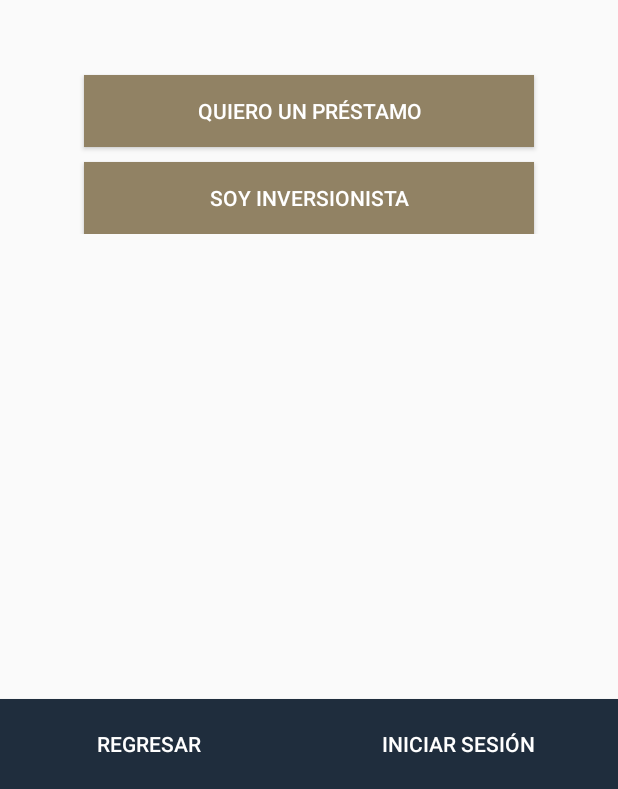
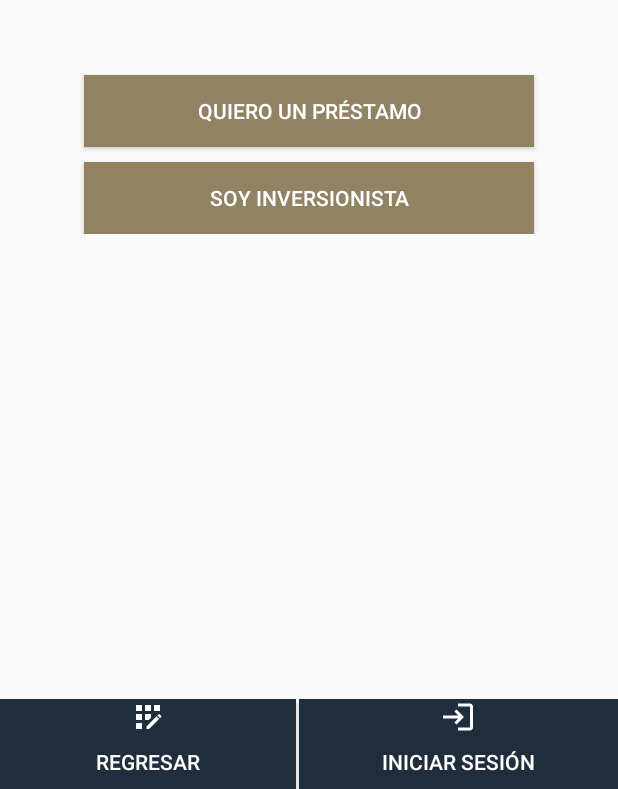
Before and after one commit to justkoki/upc201100648appCR, an Android app: the RegistroPerfilActivity screen opened directly, with no data from a screen before it, on a phone screen of 412 x 824 dp, the part 447-1236 px from its top. Run offline under Robolectric (Android 15) with nearby library versions, the phone set to English and light mode, and no system bars.

Commit message:
Iconos en botones de pantallas de inicio (Mockup)

```diff
--- /dev/null
+++ b/proyectoDPMAC/app/src/main/res/drawable/icon_btn_login_24dp.xml
@@ -0,0 +1,5 @@
+<vector android:autoMirrored="true" android:height="24dp"
+    android:tint="#FFFFFF" android:viewportHeight="24"
+    android:viewportWidth="24" android:width="24dp" xmlns:android="http://schemas.android.com/apk/res/android">
+    <path android:fillColor="@android:color/white" android:pathData="M11,7L9.6,8.4l2.6,2.6H2v2h10.2l-2.6,2.6L11,17l5,-5L11,7zM20,19h-8v2h8c1.1,0 2,-0.9 2,-2V5c0,-1.1 -0.9,-2 -2,-2h-8v2h8V19z"/>
+</vector>
--- /dev/null
+++ b/proyectoDPMAC/app/src/main/res/drawable/icon_btn_registration_24dp.xml
@@ -0,0 +1,12 @@
+<vector android:height="24dp" android:tint="#FFFFFF"
+    android:viewportHeight="24" android:viewportWidth="24"
+    android:width="24dp" xmlns:android="http://schemas.android.com/apk/res/android">
+    <path android:fillColor="@android:color/white" android:pathData="M10,4h4v4h-4z"/>
+    <path android:fillColor="@android:color/white" android:pathData="M4,16h4v4h-4z"/>
+    <path android:fillColor="@android:color/white" android:pathData="M4,10h4v4h-4z"/>
+    <path android:fillColor="@android:color/white" android:pathData="M4,4h4v4h-4z"/>
+    <path android:fillColor="@android:color/white" android:pathData="M14,12.42l0,-2.42l-4,0l0,4l2.42,0z"/>
+    <path android:fillColor="@android:color/white" android:pathData="M20.88,11.29l-1.17,-1.17c-0.16,-0.16 -0.42,-0.16 -0.58,0L18.25,11L20,12.75l0.88,-0.88C21.04,11.71 21.04,11.45 20.88,11.29z"/>
+    <path android:fillColor="@android:color/white" android:pathData="M11,18.25l0,1.75l1.75,0l6.67,-6.67l-1.75,-1.75z"/>
+    <path android:fillColor="@android:color/white" android:pathData="M16,4h4v4h-4z"/>
+</vector>
--- a/proyectoDPMAC/app/src/main/res/layout/activity_inicio.xml
+++ b/proyectoDPMAC/app/src/main/res/layout/activity_inicio.xml
@@ -33,6 +33,7 @@
             android:layout_height="60dp"
             android:layout_weight="1"
             android:background="@color/cr_azul_oscuro"
+            android:drawableTop="@drawable/icon_btn_registration_24dp"
             android:textColor="@color/white"
             android:text="Registrarse" />
 
@@ -41,7 +42,9 @@
             android:layout_width="wrap_content"
             android:layout_height="60dp"
             android:layout_weight="1"
+            android:layout_marginLeft="2dp"
             android:background="@color/cr_azul_oscuro"
+            android:drawableTop="@drawable/icon_btn_login_24dp"
             android:textColor="@color/white"
             android:text="Iniciar Sesión" />
     </LinearLayout>
--- a/proyectoDPMAC/app/src/main/res/layout/activity_login_perfil.xml
+++ b/proyectoDPMAC/app/src/main/res/layout/activity_login_perfil.xml
@@ -64,6 +64,7 @@
             android:layout_height="60dp"
             android:layout_weight="1"
             android:background="@color/cr_azul_oscuro"
+            android:drawableTop="@drawable/icon_btn_registration_24dp"
             android:textColor="@color/white"
             android:text="Registrarse" />
 
@@ -72,7 +73,9 @@
             android:layout_width="wrap_content"
             android:layout_height="60dp"
             android:layout_weight="1"
+            android:layout_marginLeft="2dp"
             android:background="@color/cr_azul_oscuro"
+            android:drawableTop="@drawable/icon_btn_login_24dp"
             android:textColor="@color/white"
             android:text="Regresar" />
     </LinearLayout>
--- a/proyectoDPMAC/app/src/main/res/layout/activity_registro_perfil.xml
+++ b/proyectoDPMAC/app/src/main/res/layout/activity_registro_perfil.xml
@@ -64,6 +64,7 @@
             android:layout_height="60dp"
             android:layout_weight="1"
             android:background="@color/cr_azul_oscuro"
+            android:drawableTop="@drawable/icon_btn_registration_24dp"
             android:textColor="@color/white"
             android:text="Regresar" />
 
@@ -72,7 +73,9 @@
             android:layout_width="wrap_content"
             android:layout_height="60dp"
             android:layout_weight="1"
+            android:layout_marginLeft="2dp"
             android:background="@color/cr_azul_oscuro"
+            android:drawableTop="@drawable/icon_btn_login_24dp"
             android:textColor="@color/white"
             android:text="Iniciar Sesión" />
     </LinearLayout>
--- a/proyectoDPMAC/app/src/main/res/layout/activity_usuario_login_inversionista.xml
+++ b/proyectoDPMAC/app/src/main/res/layout/activity_usuario_login_inversionista.xml
@@ -76,6 +76,7 @@
             android:layout_width="match_parent"
             android:layout_height="wrap_content"
             android:background="@color/cr_azul_oscuro"
+            android:drawableTop="@drawable/icon_btn_login_24dp"
             android:textColor="@color/white"
             android:text="Iniciar Sesión" />
 
--- a/proyectoDPMAC/app/src/main/res/layout/activity_usuario_login_solicitante.xml
+++ b/proyectoDPMAC/app/src/main/res/layout/activity_usuario_login_solicitante.xml
@@ -76,6 +76,7 @@
             android:layout_width="match_parent"
             android:layout_height="wrap_content"
             android:background="@color/cr_azul_oscuro"
+            android:drawableTop="@drawable/icon_btn_login_24dp"
             android:textColor="@color/white"
             android:text="Iniciar Sesión" />
 
--- a/proyectoDPMAC/app/src/main/res/layout/activity_usuario_registrar_inversionista.xml
+++ b/proyectoDPMAC/app/src/main/res/layout/activity_usuario_registrar_inversionista.xml
@@ -96,6 +96,7 @@
             android:layout_width="match_parent"
             android:layout_height="wrap_content"
             android:background="@color/cr_azul_oscuro"
+            android:drawableTop="@drawable/icon_btn_registration_24dp"
             android:textColor="@color/white"
             android:text="Registrarse" />
 
--- a/proyectoDPMAC/app/src/main/res/layout/activity_usuario_registrar_solicitante.xml
+++ b/proyectoDPMAC/app/src/main/res/layout/activity_usuario_registrar_solicitante.xml
@@ -96,6 +96,7 @@
             android:layout_width="match_parent"
             android:layout_height="wrap_content"
             android:background="@color/cr_azul_oscuro"
+            android:drawableTop="@drawable/icon_btn_registration_24dp"
             android:textColor="@color/white"
             android:text="Registrarse" />
 
```
